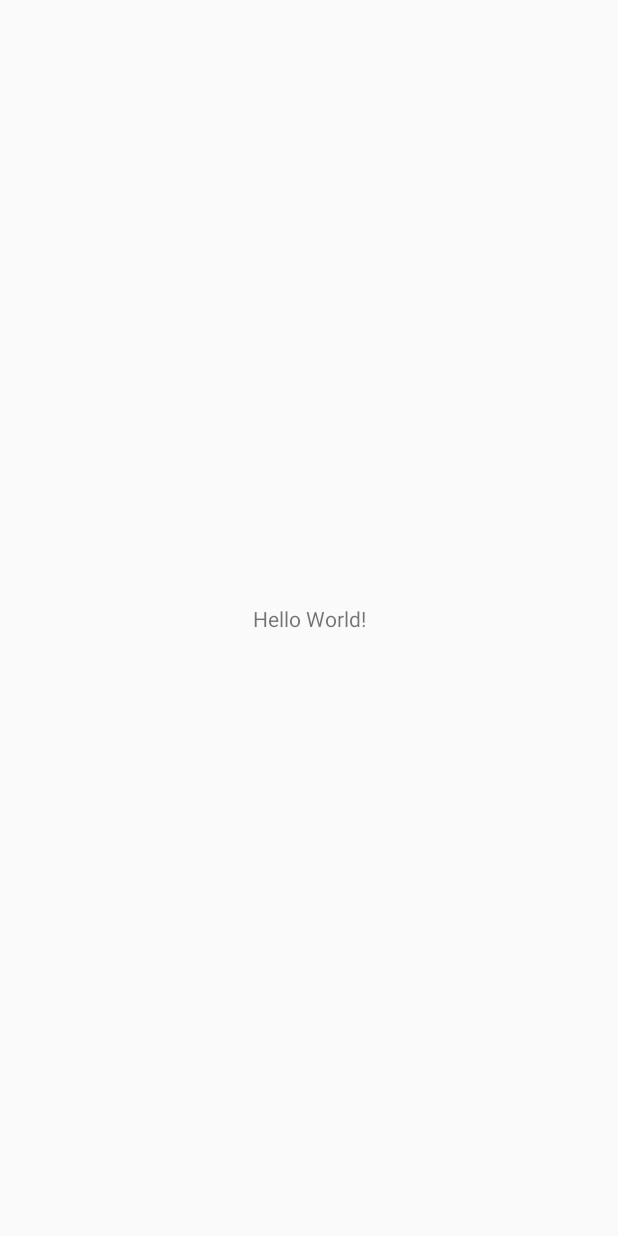
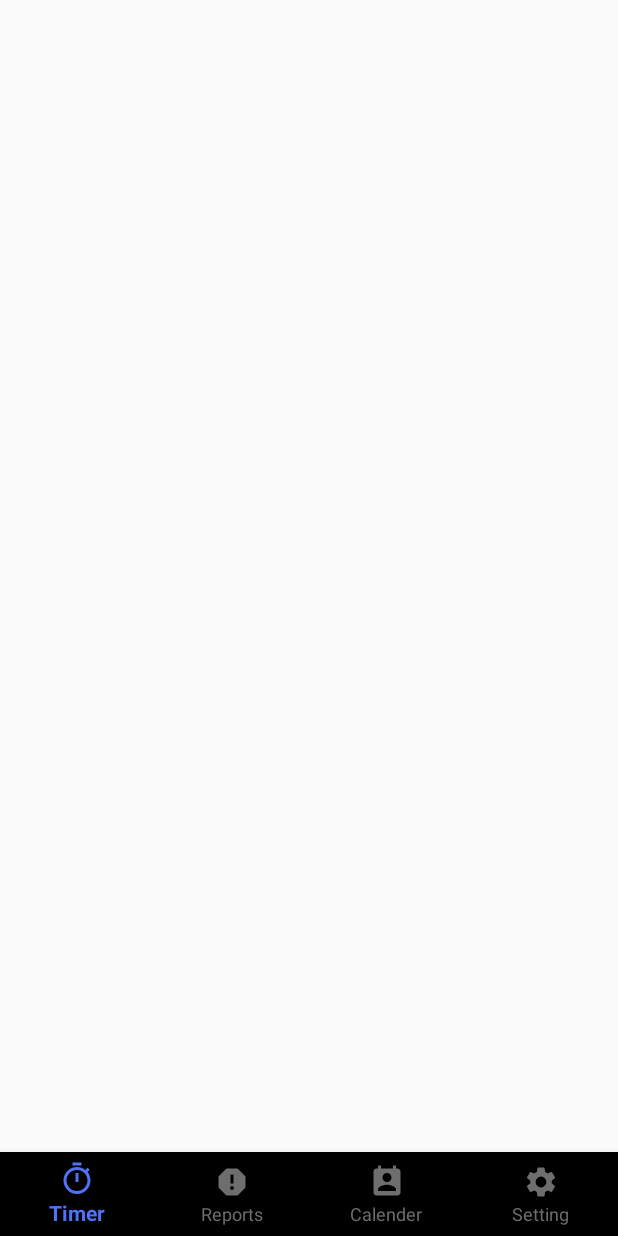
Before and after one commit to EslamWaheed/TogglAndroid, an Android app: the MainActivity screen opened directly, with no data from a screen before it, on a phone screen of 412 x 824 dp. Before the commit the screen is almost empty. Run offline under Robolectric (Android 15) with nearby library versions, the phone set to English and light mode, and no system bars; our stand-ins replace ButterKnife, Dagger/Hilt's generated code, RxJava.

Commit message:
update main activity add mvp and bottom navigation

```diff
--- a/app/src/main/java/com/eslamwaheed/togglandroid/ui/activity/login/LoginActivity.java
+++ b/app/src/main/java/com/eslamwaheed/togglandroid/ui/activity/login/LoginActivity.java
@@ -1,5 +1,6 @@
 package com.eslamwaheed.togglandroid.ui.activity.login;
 
+import android.content.Intent;
 import android.os.Bundle;
 import android.util.Base64;
 import android.view.View;
@@ -11,6 +12,7 @@ import androidx.cardview.widget.CardView;
 
 import com.eslamwaheed.togglandroid.R;
 import com.eslamwaheed.togglandroid.model.user.UserResponse;
+import com.eslamwaheed.togglandroid.ui.activity.main.MainActivity;
 import com.eslamwaheed.togglandroid.ui.base.BaseActivity;
 
 import javax.inject.Inject;
@@ -76,7 +78,8 @@ public class LoginActivity extends BaseActivity implements LoginView {
         //todo save user date
         mPresenter.saveUser(username, password, userResponse.getData().getApi_token(), "1");
         //todo goto main activity
-
+        Intent intent = new Intent(this, MainActivity.class);
+        startActivity(intent);
     }
 
     @Override
--- a/app/src/main/java/com/eslamwaheed/togglandroid/ui/activity/main/MainActivity.java
+++ b/app/src/main/java/com/eslamwaheed/togglandroid/ui/activity/main/MainActivity.java
@@ -1,14 +1,21 @@
 package com.eslamwaheed.togglandroid.ui.activity.main;
 
 import android.os.Bundle;
+import android.util.Log;
+import android.view.MenuItem;
 
+import androidx.annotation.NonNull;
 import androidx.annotation.Nullable;
+import androidx.fragment.app.Fragment;
+import androidx.fragment.app.FragmentTransaction;
 
 import com.eslamwaheed.togglandroid.R;
 import com.eslamwaheed.togglandroid.ui.base.BaseActivity;
+import com.google.android.material.bottomnavigation.BottomNavigationView;
 
 import javax.inject.Inject;
 
+import butterknife.BindView;
 import butterknife.ButterKnife;
 
 public class MainActivity extends BaseActivity implements MainView {
@@ -17,6 +24,9 @@ public class MainActivity extends BaseActivity implements MainView {
     @Inject
     MainPresenter<MainView> mPresenter;
 
+    @BindView(R.id.bottomNavigationView)
+    BottomNavigationView bottomNavigationView;
+
     @Override
     protected void onCreate(@Nullable Bundle savedInstanceState) {
         super.onCreate(savedInstanceState);
@@ -24,6 +34,32 @@ public class MainActivity extends BaseActivity implements MainView {
         getActivityComponent().inject(this);
         setUnBinder(ButterKnife.bind(this));
         mPresenter.onAttach(this);
+        bottomNavigationView.setOnNavigationItemSelectedListener(new BottomNavigationView.OnNavigationItemSelectedListener() {
+            @Override
+            public boolean onNavigationItemSelected(@NonNull MenuItem menuItem) {
+                mPresenter.onNavigationClick(menuItem.getItemId());
+                return true;
+            }
+        });
+    }
+
+    @Override
+    public void changeNavigationFragment(int id) {
+        switch (id) {
+            case R.id.navigation_timer:
+                Log.d(TAG, "navigation_home");
+//                replaceFragment(new ClientHomeFragment());
+                break;
+        }
+    }
+
+    @Override
+    public void replaceFragment(Fragment fragment) {
+        FragmentTransaction fragmentTransaction = getSupportFragmentManager().beginTransaction();
+        fragmentTransaction.replace(R.id.container, fragment);
+        fragmentTransaction.addToBackStack(null);
+        fragmentTransaction.commit();
+
     }
 
     @Override
--- a/app/src/main/java/com/eslamwaheed/togglandroid/ui/activity/main/MainPresenter.java
+++ b/app/src/main/java/com/eslamwaheed/togglandroid/ui/activity/main/MainPresenter.java
@@ -3,4 +3,5 @@ package com.eslamwaheed.togglandroid.ui.activity.main;
 import com.eslamwaheed.togglandroid.ui.base.BasePresenter;
 
 public interface MainPresenter<V extends MainView> extends BasePresenter<V> {
+    void onNavigationClick(int id);
 }
--- a/app/src/main/java/com/eslamwaheed/togglandroid/ui/activity/main/MainPresenterIMP.java
+++ b/app/src/main/java/com/eslamwaheed/togglandroid/ui/activity/main/MainPresenterIMP.java
@@ -13,4 +13,9 @@ public class MainPresenterIMP<V extends MainView> extends BasePresenterIMP<V> im
     public MainPresenterIMP(DataManager mDataManager, CompositeDisposable mCompositeDisposable, SchedulerProvider mSchedulerProvider) {
         super(mDataManager, mCompositeDisposable, mSchedulerProvider);
     }
+
+    @Override
+    public void onNavigationClick(int id) {
+        getBaseView().changeNavigationFragment(id);
+    }
 }
--- a/app/src/main/java/com/eslamwaheed/togglandroid/ui/activity/main/MainView.java
+++ b/app/src/main/java/com/eslamwaheed/togglandroid/ui/activity/main/MainView.java
@@ -1,6 +1,11 @@
 package com.eslamwaheed.togglandroid.ui.activity.main;
+
+import androidx.fragment.app.Fragment;
 
 import com.eslamwaheed.togglandroid.ui.base.BaseView;
 
 public interface MainView extends BaseView {
+    void changeNavigationFragment(int id);
+
+    void replaceFragment(Fragment fragment);
 }
--- /dev/null
+++ b/app/src/main/res/drawable/bottom_view_selector.xml
@@ -0,0 +1,6 @@
+<?xml version="1.0" encoding="utf-8"?>
+<selector xmlns:android="http://schemas.android.com/apk/res/android">
+    <item android:color="@color/textColor" android:state_pressed="true" />
+    <item android:color="@color/textColor" android:state_checked="true" />
+    <item android:color="@color/navigationTextColor" />
+</selector>
--- /dev/null
+++ b/app/src/main/res/drawable/ic_perm_contact_calendar_black_24dp.xml
@@ -0,0 +1,5 @@
+<vector android:height="24dp" android:tint="#757575"
+    android:viewportHeight="24.0" android:viewportWidth="24.0"
+    android:width="24dp" xmlns:android="http://schemas.android.com/apk/res/android">
+    <path android:fillColor="#FF000000" android:pathData="M19,3h-1L18,1h-2v2L8,3L8,1L6,1v2L5,3c-1.11,0 -2,0.9 -2,2v14c0,1.1 0.89,2 2,2h14c1.1,0 2,-0.9 2,-2L21,5c0,-1.1 -0.9,-2 -2,-2zM12,6c1.66,0 3,1.34 3,3s-1.34,3 -3,3 -3,-1.34 -3,-3 1.34,-3 3,-3zM18,18L6,18v-1c0,-2 4,-3.1 6,-3.1s6,1.1 6,3.1v1z"/>
+</vector>
--- /dev/null
+++ b/app/src/main/res/drawable/ic_play_arrow_black_24dp.xml
@@ -0,0 +1,5 @@
+<vector android:height="24dp" android:tint="#656565"
+    android:viewportHeight="24.0" android:viewportWidth="24.0"
+    android:width="24dp" xmlns:android="http://schemas.android.com/apk/res/android">
+    <path android:fillColor="#FF000000" android:pathData="M8,5v14l11,-7z"/>
+</vector>
--- /dev/null
+++ b/app/src/main/res/drawable/ic_report_black_24dp.xml
@@ -0,0 +1,10 @@
+<vector xmlns:android="http://schemas.android.com/apk/res/android"
+    android:width="24dp"
+    android:height="24dp"
+    android:tint="#757575"
+    android:viewportWidth="24.0"
+    android:viewportHeight="24.0">
+    <path
+        android:fillColor="#FF000000"
+        android:pathData="M15.73,3L8.27,3L3,8.27v7.46L8.27,21h7.46L21,15.73L21,8.27L15.73,3zM12,17.3c-0.72,0 -1.3,-0.58 -1.3,-1.3 0,-0.72 0.58,-1.3 1.3,-1.3 0.72,0 1.3,0.58 1.3,1.3 0,0.72 -0.58,1.3 -1.3,1.3zM13,13h-2L11,7h2v6z" />
+</vector>
--- /dev/null
+++ b/app/src/main/res/drawable/ic_settings_black_24dp.xml
@@ -0,0 +1,5 @@
+<vector android:height="24dp" android:tint="#757575"
+    android:viewportHeight="24" android:viewportWidth="24"
+    android:width="24dp" xmlns:android="http://schemas.android.com/apk/res/android">
+    <path android:fillColor="#FF000000" android:pathData="M19.1,12.9a2.8,2.8 0,0 0,0.1 -0.9,2.8 2.8,0 0,0 -0.1,-0.9l2.1,-1.6a0.7,0.7 0,0 0,0.1 -0.6L19.4,5.5a0.7,0.7 0,0 0,-0.6 -0.2l-2.4,1a6.5,6.5 0,0 0,-1.6 -0.9l-0.4,-2.6a0.5,0.5 0,0 0,-0.5 -0.4H10.1a0.5,0.5 0,0 0,-0.5 0.4L9.3,5.4a5.6,5.6 0,0 0,-1.7 0.9l-2.4,-1a0.4,0.4 0,0 0,-0.5 0.2l-2,3.4c-0.1,0.2 0,0.4 0.2,0.6l2,1.6a2.8,2.8 0,0 0,-0.1 0.9,2.8 2.8,0 0,0 0.1,0.9L2.8,14.5a0.7,0.7 0,0 0,-0.1 0.6l1.9,3.4a0.7,0.7 0,0 0,0.6 0.2l2.4,-1a6.5,6.5 0,0 0,1.6 0.9l0.4,2.6a0.5,0.5 0,0 0,0.5 0.4h3.8a0.5,0.5 0,0 0,0.5 -0.4l0.3,-2.6a5.6,5.6 0,0 0,1.7 -0.9l2.4,1a0.4,0.4 0,0 0,0.5 -0.2l2,-3.4c0.1,-0.2 0,-0.4 -0.2,-0.6ZM12,15.6A3.6,3.6 0,1 1,15.6 12,3.6 3.6,0 0,1 12,15.6Z"/>
+</vector>
--- /dev/null
+++ b/app/src/main/res/drawable/ic_timer_black_24dp.xml
@@ -0,0 +1,10 @@
+<vector xmlns:android="http://schemas.android.com/apk/res/android"
+    android:width="24dp"
+    android:height="24dp"
+    android:tint="#757575"
+    android:viewportWidth="24.0"
+    android:viewportHeight="24.0">
+    <path
+        android:fillColor="#FF000000"
+        android:pathData="M15,1L9,1v2h6L15,1zM11,14h2L13,8h-2v6zM19.03,7.39l1.42,-1.42c-0.43,-0.51 -0.9,-0.99 -1.41,-1.41l-1.42,1.42C16.07,4.74 14.12,4 12,4c-4.97,0 -9,4.03 -9,9s4.02,9 9,9 9,-4.03 9,-9c0,-2.12 -0.74,-4.07 -1.97,-5.61zM12,20c-3.87,0 -7,-3.13 -7,-7s3.13,-7 7,-7 7,3.13 7,7 -3.13,7 -7,7z" />
+</vector>
--- a/app/src/main/res/layout/activity_main.xml
+++ b/app/src/main/res/layout/activity_main.xml
@@ -4,15 +4,29 @@
     xmlns:tools="http://schemas.android.com/tools"
     android:layout_width="match_parent"
     android:layout_height="match_parent"
-    tools:context=".MainActivity">
+    tools:context=".ui.activity.main.MainActivity">
 
-    <TextView
-        android:layout_width="wrap_content"
+
+    <com.google.android.material.bottomnavigation.BottomNavigationView
+        android:id="@+id/bottomNavigationView"
+        android:layout_width="0dp"
         android:layout_height="wrap_content"
-        android:text="Hello World!"
+        app:itemIconTint="@drawable/bottom_view_selector"
+        app:itemTextColor="@drawable/bottom_view_selector"
+        app:labelVisibilityMode="labeled"
         app:layout_constraintBottom_toBottomOf="parent"
-        app:layout_constraintLeft_toLeftOf="parent"
-        app:layout_constraintRight_toRightOf="parent"
-        app:layout_constraintTop_toTopOf="parent" />
+        app:layout_constraintEnd_toEndOf="parent"
+        app:layout_constraintStart_toStartOf="parent"
+        app:menu="@menu/bottom_navigation_menu" />
 
+    <FrameLayout
+        android:id="@+id/container"
+        android:layout_width="0dp"
+        android:layout_height="0dp"
+        app:layout_constraintBottom_toTopOf="@+id/bottomNavigationView"
+        app:layout_constraintEnd_toEndOf="parent"
+        app:layout_constraintStart_toStartOf="parent"
+        app:layout_constraintTop_toTopOf="parent">
+
+    </FrameLayout>
 </androidx.constraintlayout.widget.ConstraintLayout>
--- /dev/null
+++ b/app/src/main/res/menu/bottom_navigation_menu.xml
@@ -0,0 +1,24 @@
+<?xml version="1.0" encoding="utf-8"?>
+<menu xmlns:android="http://schemas.android.com/apk/res/android">
+
+    <item
+        android:id="@+id/navigation_timer"
+        android:icon="@drawable/ic_timer_black_24dp"
+        android:title="Timer" />
+
+    <item
+        android:id="@+id/navigation_reports"
+        android:icon="@drawable/ic_report_black_24dp"
+        android:title="Reports" />
+
+    <item
+        android:id="@+id/navigation_calender"
+        android:icon="@drawable/ic_perm_contact_calendar_black_24dp"
+        android:title="Calender" />
+
+    <item
+        android:id="@+id/navigation_setting"
+        android:icon="@drawable/ic_settings_black_24dp"
+        android:title="Setting" />
+
+</menu>
--- a/app/src/main/res/values/colors.xml
+++ b/app/src/main/res/values/colors.xml
@@ -3,4 +3,7 @@
     <color name="colorPrimary">#566BF5</color>
     <color name="colorPrimaryDark">#16279C</color>
     <color name="colorAccent">#F86358</color>
+    <color name="textColor">#4f72f9</color>
+    <color name="navigationTextColor">#6e6e6e</color>
+    <color name="navigation_items_color">#797777</color>
 </resources>
```
